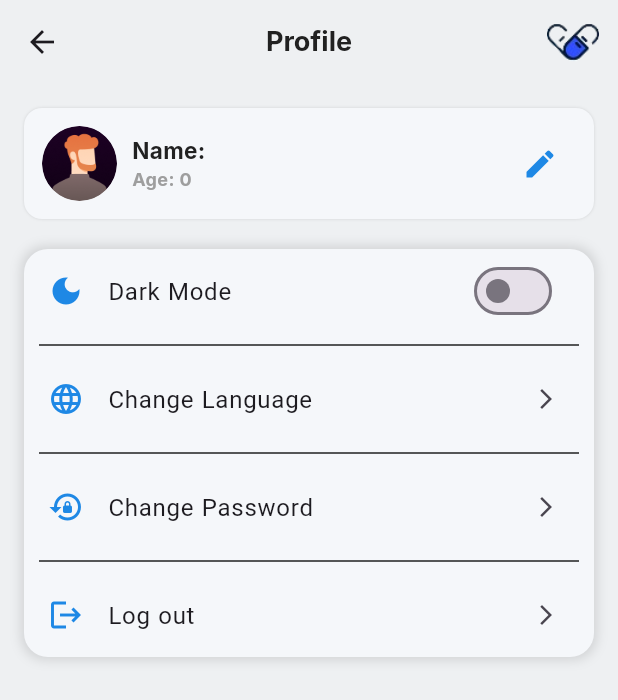
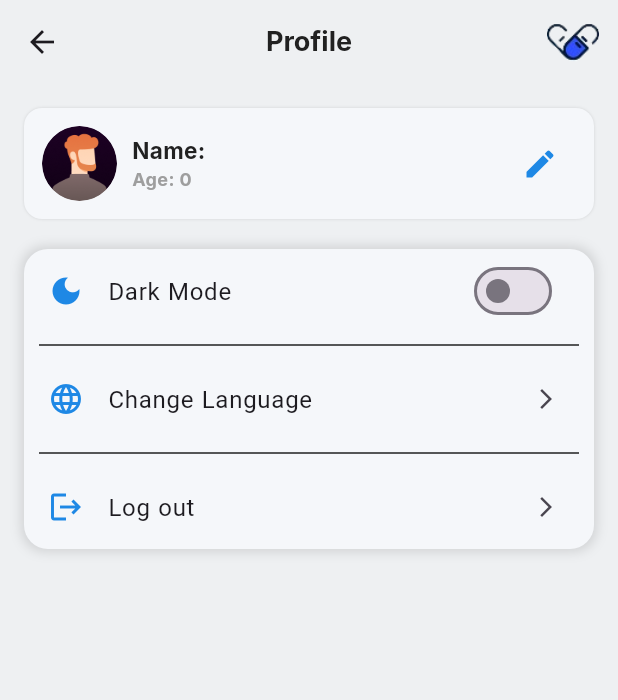
Before and after one commit to HimaYoussef/smart_medic, a Flutter app: the Supervior_Profile_view screen opened directly, on a phone screen of 412 x 824 dp. Shown: the top 700 px of the screen. Run offline on Flutter 3.47's test engine with Material 3 defaults, Android fonts, the light colour scheme and no system bars; drawn by our look-alikes of showcaseview; our stand-ins replace cloud_firestore, email_validator, firebase_auth, firebase_core, firebase_storage, flutter_bloc and 14 more; missing offline and left inert: flutter_blue_classic, workmanager; accounts and stored records are empty; Roboto replaces fonts that are missing (Cairo); statements that could not run were skipped.

Commit message:
Latest_Update

```diff
--- a/lib/Features/Users/Supervisor/Home/Supervior_Main_view.dart
+++ b/lib/Features/Users/Supervisor/Home/Supervior_Main_view.dart
@@ -40,7 +40,7 @@ class _SuperviorMainViewState extends State<Supervior_Main_view> {
   Widget build(BuildContext context) {
     return Scaffold(
       appBar: AppBar(
-        title: const Text('Supervision'),
+        title:  Text('Supervision'),
         centerTitle: true,
         elevation: 0,
         actions: [
--- a/lib/Features/Users/Supervisor/Presentation/Profile/Supervior_Profile_view.dart
+++ b/lib/Features/Users/Supervisor/Presentation/Profile/Supervior_Profile_view.dart
@@ -1,12 +1,16 @@
 import 'package:firebase_auth/firebase_auth.dart';
 import 'package:flutter/material.dart';
+import 'package:smart_medic/Features/Auth/Presentation/view/login.dart';
 import 'package:smart_medic/Features/Role_Selection/Role_Selection.dart';
 import 'package:smart_medic/Features/Users/Patient/Presentation/Profile/Widgets/Edit_Profile.dart';
+import 'package:smart_medic/LocalProvider.dart';
 import 'package:smart_medic/core/utils/Colors.dart';
 import 'package:smart_medic/core/utils/Style.dart';
+import 'package:smart_medic/generated/l10n.dart';
 import '../../../../../Services/firebaseServices.dart';
 import '../../../../../core/widgets/changePassPage.dart';
 import '../../../../../main.dart';
+import 'package:provider/provider.dart';
 
 class Supervior_Profile_view extends StatefulWidget {
   const Supervior_Profile_view({super.key});
@@ -64,16 +68,18 @@ class _SuperviorProfileViewState extends State<Supervior_Profile_view> {
     Navigator.pushReplacement(
       context,
       MaterialPageRoute(
-        builder: (context) =>  RoleSelectionScreen(),
+        builder: (context) => LoginScreen(),
       ),
     );
   }
 
   @override
   Widget build(BuildContext context) {
+    final localeProvider = Provider.of<LocaleProvider>(context);
+
     return Scaffold(
       appBar: AppBar(
-        title: const Text('Profile'),
+        title: Text(S.of(context).Supervisor_Profile_view_Profile),
         centerTitle: true,
         elevation: 0,
         actions: [
@@ -87,7 +93,10 @@ class _SuperviorProfileViewState extends State<Supervior_Profile_view> {
       body: _isLoading
           ? const Center(child: CircularProgressIndicator())
           : user == null
-          ? const Center(child: Text("Please log in to view your profile"))
+              ? Center(
+                  child: Text(S
+                      .of(context)
+                      .Supervisor_Profile_view_Please_log_in_to_view_your_profile))
               : Padding(
                   padding: const EdgeInsets.all(16.0),
                   child: Column(
@@ -147,7 +156,8 @@ class _SuperviorProfileViewState extends State<Supervior_Profile_view> {
                             IconButton(
                               icon: Icon(
                                 Icons.edit,
-                      color: Theme.of(context).brightness == Brightness.dark
+                                color: Theme.of(context).brightness ==
+                                        Brightness.dark
                                     ? AppColors.mainColorDark
                                     : AppColors.mainColor,
                               ),
@@ -157,7 +167,8 @@ class _SuperviorProfileViewState extends State<Supervior_Profile_view> {
                                   MaterialPageRoute(
                                     builder: (context) => const Edit_Profile(),
                                   ),
-                      ).then((_) => _getUser()); // Refresh profile after edit
+                                ).then((_) =>
+                                    _getUser()); // Refresh profile after edit
                               },
                             ),
                           ],
@@ -185,19 +196,23 @@ class _SuperviorProfileViewState extends State<Supervior_Profile_view> {
                             ListTile(
                               leading: Icon(
                                 Icons.dark_mode,
-                      color: Theme.of(context).brightness == Brightness.dark
+                                color: Theme.of(context).brightness ==
+                                        Brightness.dark
                                     ? AppColors.mainColorDark
                                     : AppColors.mainColor,
                               ),
-                    title: const Text('Dark Mode'),
+                              title: Text(S
+                                  .of(context)
+                                  .Supervisor_Profile_view_Dark_Mode),
                               trailing: ValueListenableBuilder<ThemeMode>(
                                 valueListenable: MainApp.themeNotifier,
                                 builder: (context, currentMode, child) {
                                   return Switch(
                                     value: currentMode == ThemeMode.dark,
                                     onChanged: (value) {
-                            MainApp.themeNotifier.value =
-                            value ? ThemeMode.dark : ThemeMode.light;
+                                      MainApp.themeNotifier.value = value
+                                          ? ThemeMode.dark
+                                          : ThemeMode.light;
                                     },
                                   );
                                 },
@@ -208,47 +223,41 @@ class _SuperviorProfileViewState extends State<Supervior_Profile_view> {
                             ListTile(
                               leading: Icon(
                                 Icons.language,
-                      color: Theme.of(context).brightness == Brightness.dark
+                                color: Theme.of(context).brightness ==
+                                        Brightness.dark
                                     ? AppColors.mainColorDark
                                     : AppColors.mainColor,
                               ),
-                    title: const Text('Change Language'),
-                    trailing: const Icon(Icons.arrow_forward_ios, size: 16),
+                              title: Text(S
+                                  .of(context)
+                                  .Supervisor_Profile_view_Change_Language),
+                              trailing:
+                                  const Icon(Icons.arrow_forward_ios, size: 16),
                               onTap: () {
-                      // Add functionality for language change
+                                if (localeProvider.locale.languageCode ==
+                                    'en') {
+                                  localeProvider.setLocale(const Locale('ar'));
+                                } else {
+                                  localeProvider.setLocale(const Locale('en'));
+                                }
                               },
                             ),
                             const Divider(),
-                  // Password Change Option
-                  ListTile(
-                    leading: Icon(
-                      Icons.lock_reset,
-                      color: Theme.of(context).brightness == Brightness.dark
-                          ? AppColors.mainColorDark
-                          : AppColors.mainColor,
-                    ),
-                    title: const Text('Change Password '),
-                    trailing: const Icon(Icons.arrow_forward_ios, size: 16),
-                    onTap: () {
-                      Navigator.push(
-                        context,
-                        MaterialPageRoute(
-                          builder: (context) => const ChangePassPage(),
-                        ),
-                      );
-                    },
-                  ),
-                  const Divider(),
+
                             // Log out
                             ListTile(
                               leading: Icon(
                                 Icons.logout,
-                      color: Theme.of(context).brightness == Brightness.dark
+                                color: Theme.of(context).brightness ==
+                                        Brightness.dark
                                     ? AppColors.mainColorDark
                                     : AppColors.mainColor,
                               ),
-                    title: const Text('Log out'),
-                    trailing: const Icon(Icons.arrow_forward_ios, size: 16),
+                              title: Text(S
+                                  .of(context)
+                                  .Supervisor_Profile_view_Log_out),
+                              trailing:
+                                  const Icon(Icons.arrow_forward_ios, size: 16),
                               onTap: _signOut,
                             ),
                           ],
```
Also changed, not shown: 8 other files. Lines whose indentation alone changed are shown as unchanged.
